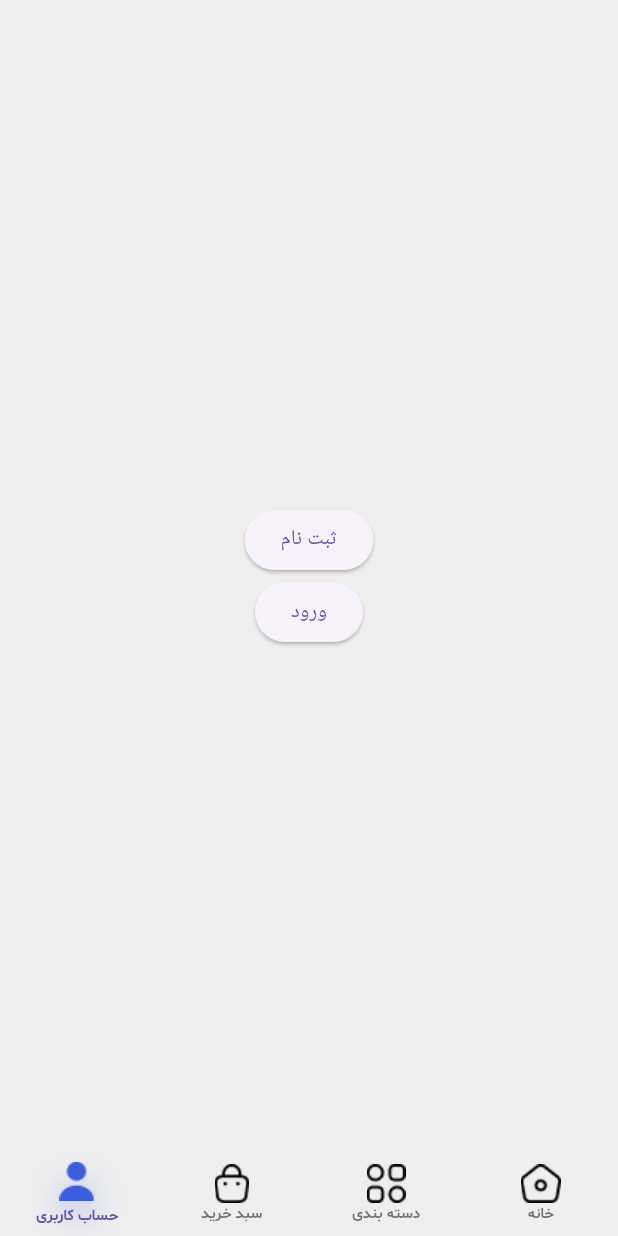
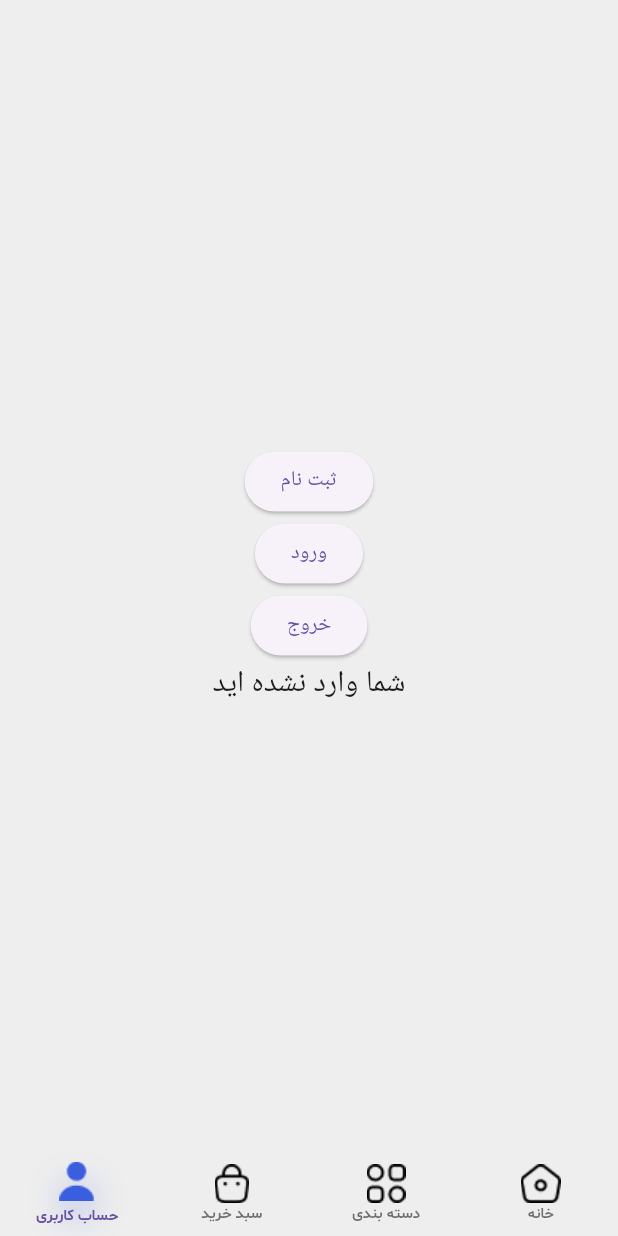
Before and after one commit to mhorezaeian/apple-store, a Flutter app: the screen it shows after launch, after a tap on "ورود", on a phone screen of 412 x 824 dp. Run offline on Flutter 3.47's test engine with Material 3 defaults, Android fonts, the phone set to English and light mode, and no system bars; our stand-ins replace dartz, dio, get_it, shared_preferences, smooth_page_indicator; network calls fail.

```diff
--- a/lib/data/repositories/authentication_remote_repository.dart
+++ b/lib/data/repositories/authentication_remote_repository.dart
@@ -2,12 +2,11 @@ import 'package:apple_store/data/datasources/authentication_data_source.dart';
 import 'package:apple_store/data/repositories/authentication_repository.dart';
 import 'package:apple_store/di/di.dart';
 import 'package:apple_store/utils/api_exception.dart';
+import 'package:apple_store/utils/autth_manager.dart';
 import 'package:dartz/dartz.dart';
-// import 'package:shared_preferences/shared_preferences.dart';
 
 class AuthenticationRemoteRepository implements AuthenticationRepository {
   final _datasource = locator.get<AuthenticationDataSource>();
-  // final _sharedPref = locator.get<SharedPreferences>();
   @override
   Future<Either<String, String>> register(
     String username,
@@ -29,7 +28,7 @@ class AuthenticationRemoteRepository implements AuthenticationRepository {
     try {
       var token = await _datasource.login(username, password);
       if (token.isNotEmpty) {
-        // _sharedPref.setString('access_token', token);
+        AuthManager.saveToken(token);
         return right('شما با موفقیت وارد شدید');
       } else {
         return left("خطاد");
--- a/lib/di/di.dart
+++ b/lib/di/di.dart
@@ -4,13 +4,16 @@ import 'package:apple_store/data/repositories/authentication_remote_repository.d
 import 'package:apple_store/data/repositories/authentication_repository.dart';
 import 'package:dio/dio.dart';
 import 'package:get_it/get_it.dart';
-// import 'package:shared_preferences/shared_preferences.dart';
+import 'package:shared_preferences/shared_preferences.dart';
 
 var locator = GetIt.instance;
 Future<void> getItInit() async {
   //componenets
   locator.registerSingleton<Dio>(
     Dio(BaseOptions(baseUrl: 'https://startflutter.ir/api/')),
+  );
+  locator.registerSingleton<SharedPreferences>(
+    await SharedPreferences.getInstance(),
   );
 
   //datasources
--- a/lib/main.dart
+++ b/lib/main.dart
@@ -10,7 +10,7 @@ import 'package:apple_store/screens/register_screen.dart';
 import 'package:flutter/material.dart';
 
 void main() async {
-  // WidgetsFlutterBinding.ensureInitialized();
+  WidgetsFlutterBinding.ensureInitialized();
 
   await getItInit();
 
--- a/lib/screens/register_screen.dart
+++ b/lib/screens/register_screen.dart
@@ -1,6 +1,8 @@
 import 'package:apple_store/data/repositories/authentication_remote_repository.dart';
+import 'package:apple_store/di/di.dart';
+import 'package:apple_store/utils/autth_manager.dart';
 import 'package:flutter/material.dart';
-// import 'package:shared_preferences/shared_preferences.dart';
+import 'package:shared_preferences/shared_preferences.dart';
 
 class RegisterScreen extends StatelessWidget {
   const RegisterScreen({super.key});
@@ -37,21 +39,44 @@ class RegisterScreen extends StatelessWidget {
                   'liusername',
                   '123456789',
                 );
-                // var shared = locator.get<SharedPreferences>();
-                print('///////////access_token/////////////');
-                // print(shared.getString('acsess_token'));
                 either.fold(
                   (left) {
                     print(left);
                   },
                   (right) {
+                    print('///////////access_token/////////////');
+                    print(AuthManager.readToken());
                     print(right);
-                    print('شما وارد شدید');
                   },
                 );
               },
 
               child: Text('ورود'),
+            ),
+            ElevatedButton(
+              onPressed: () async {
+                AuthManager.logout();
+                print('///////////access_token/////////////');
+                print(AuthManager.readToken());
+              },
+
+              child: Text('خروج'),
+            ),
+            ValueListenableBuilder(
+              valueListenable: AuthManager.authChangeNotifier,
+              builder: (context, value, child) {
+                if (value == false) {
+                  return Text(
+                    'شما وارد نشده اید',
+                    style: TextStyle(fontSize: 20),
+                  );
+                } else {
+                  return Text(
+                    'شما وارد شده اید',
+                    style: TextStyle(fontSize: 20),
+                  );
+                }
+              },
             ),
           ],
         ),
--- /dev/null
+++ b/lib/utils/autth_manager.dart
@@ -0,0 +1,31 @@
+import 'package:apple_store/di/di.dart';
+import 'package:flutter/material.dart';
+import 'package:shared_preferences/shared_preferences.dart';
+
+class AuthManager {
+  static final _sharedpreferences = locator.get<SharedPreferences>();
+  static final ValueNotifier<bool> authChangeNotifier = ValueNotifier(
+    isLogin(),
+  );
+  //async
+  static void saveToken(String token) async {
+    final success = await _sharedpreferences.setString('access_token', token);
+    if (success) {
+      authChangeNotifier.value = isLogin();
+    }
+  }
+
+  static String readToken() {
+    return _sharedpreferences.getString('access_token') ?? '';
+  }
+
+  static void logout() async {
+    await _sharedpreferences.remove('access_token');
+    authChangeNotifier.value = isLogin();
+  }
+
+  static bool isLogin() {
+    String token = readToken();
+    return token.isNotEmpty;
+  }
+}
--- a/pubspec.yaml
+++ b/pubspec.yaml
@@ -37,7 +37,9 @@ dependencies:
   dartz: ^0.10.1
   dio: ^5.11.0
   get_it: ^9.2.1
-  # flutter_secure_storage: ^10.0.0
+  # flutter_secure_storage: ^11.0.0
+
+  shared_preferences: ^2.5.5
   hive: ^2.2.3
 
 
```
Also changed, not shown: 1 other file.
